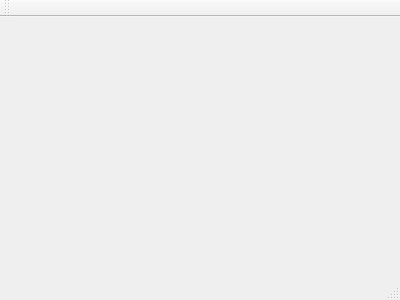
Old version of the form lab4/lab4/mainwindow.ui in the repository akapust1n/university.
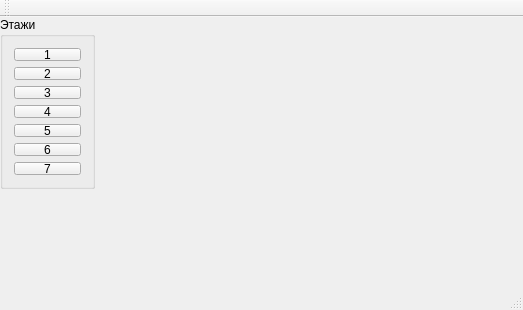
New version of the form.

Diff of the .ui file:
```diff
--- a/lab4/lab4/mainwindow.ui
+++ b/lab4/lab4/mainwindow.ui
@@ -1,24 +1,110 @@
 <ui version="4.0">
  <class>MainWindow</class>
- <widget class="QMainWindow" name="MainWindow" >
-  <property name="geometry" >
+ <widget class="QMainWindow" name="MainWindow">
+  <property name="geometry">
    <rect>
     <x>0</x>
     <y>0</y>
-    <width>400</width>
-    <height>300</height>
+    <width>523</width>
+    <height>310</height>
    </rect>
   </property>
   <property name="windowTitle" >
    <string>MainWindow</string>
   </property>
-  <widget class="QMenuBar" name="menuBar" />
-  <widget class="QToolBar" name="mainToolBar" />
-  <widget class="QWidget" name="centralWidget" />
-  <widget class="QStatusBar" name="statusBar" />
+  <widget class="QWidget" name="centralWidget">
+   <widget class="QGroupBox" name="groupBox">
+    <property name="geometry">
+     <rect>
+      <x>0</x>
+      <y>0</y>
+      <width>95</width>
+      <height>172</height>
+     </rect>
+    </property>
+    <property name="title">
+     <string>Этажи</string>
+    </property>
+    <layout class="QGridLayout" name="gridLayout">
+     <item row="2" column="0">
+      <widget class="QPushButton" name="floor3BTN">
+       <property name="text">
+        <string>3</string>
+       </property>
+      </widget>
+     </item>
+     <item row="1" column="0">
+      <widget class="QPushButton" name="floor2BTN">
+       <property name="text">
+        <string>2</string>
+       </property>
+      </widget>
+     </item>
+     <item row="0" column="0">
+      <widget class="QPushButton" name="floor1BTN">
+       <property name="text">
+        <string>1</string>
+       </property>
+       <property name="default">
+        <bool>false</bool>
+       </property>
+       <property name="flat">
+        <bool>false</bool>
+       </property>
+      </widget>
+     </item>
+     <item row="3" column="0">
+      <widget class="QPushButton" name="floor4BTN">
+       <property name="text">
+        <string>4</string>
+       </property>
+      </widget>
+     </item>
+     <item row="4" column="0">
+      <widget class="QPushButton" name="floor5BTN">
+       <property name="text">
+        <string>5</string>
+       </property>
+      </widget>
+     </item>
+     <item row="5" column="0">
+      <widget class="QPushButton" name="floor6BTN">
+       <property name="text">
+        <string>6</string>
+       </property>
+      </widget>
+     </item>
+     <item row="6" column="0">
+      <widget class="QPushButton" name="pushButton">
+       <property name="text">
+        <string>7</string>
+       </property>
+      </widget>
+     </item>
+    </layout>
+   </widget>
+  </widget>
+  <widget class="QMenuBar" name="menuBar">
+   <property name="geometry">
+    <rect>
+     <x>0</x>
+     <y>0</y>
+     <width>523</width>
+     <height>21</height>
+    </rect>
+   </property>
+  </widget>
+  <widget class="QToolBar" name="mainToolBar">
+   <attribute name="toolBarArea">
+    <enum>TopToolBarArea</enum>
+   </attribute>
+   <attribute name="toolBarBreak">
+    <bool>false</bool>
+   </attribute>
+  </widget>
+  <widget class="QStatusBar" name="statusBar"/>
  </widget>
- <layoutDefault spacing="6" margin="11" />
- <pixmapfunction></pixmapfunction>
+ <layoutdefault spacing="6" margin="11"/>
  <resources/>
  <connections/>
 </ui>
```
Left out of the diff: 3 changed lines with no effect on the pictures.
